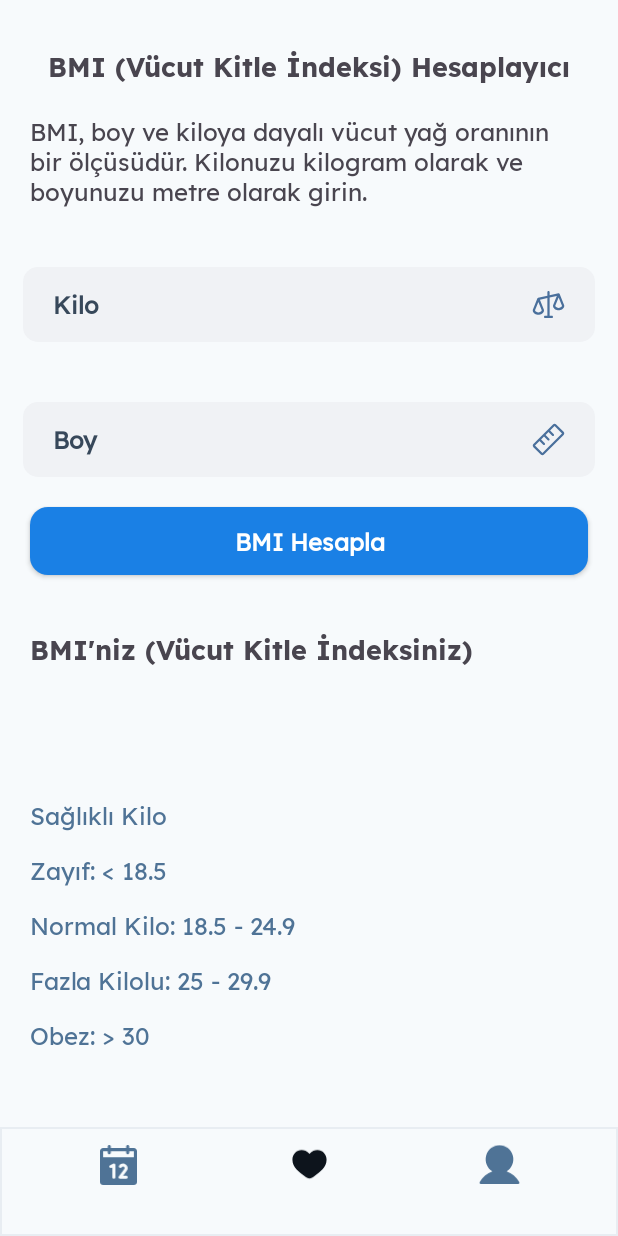
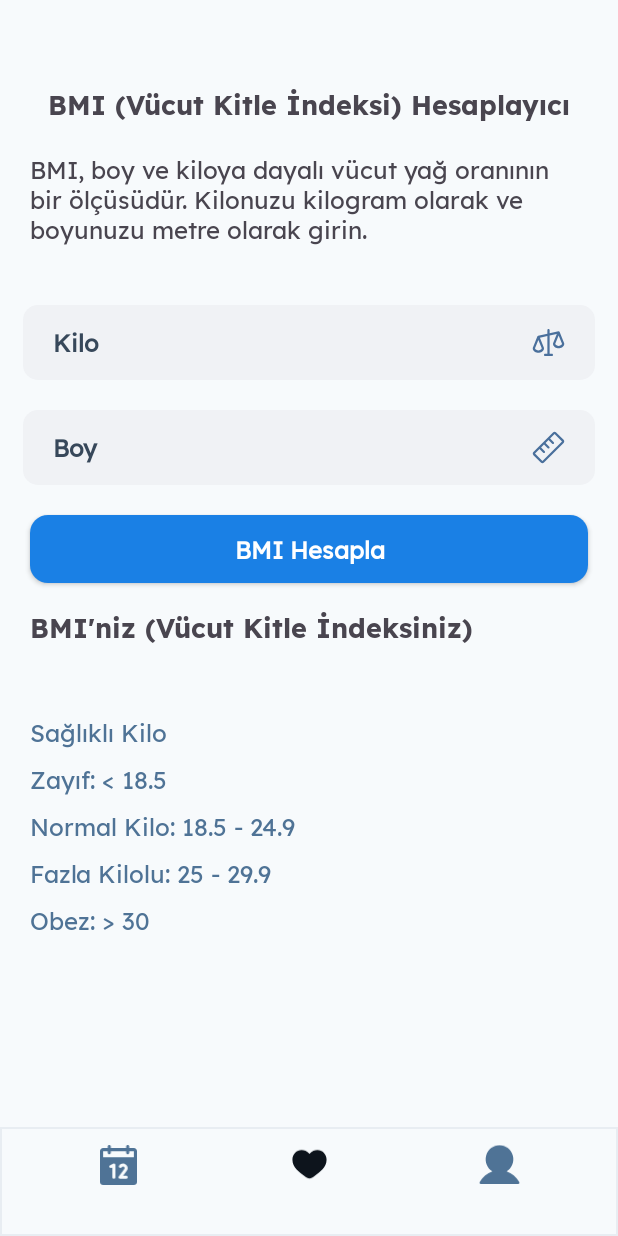
Before and after one commit to batuhanerdem/CumhuriyetSporSalonu, an Android app: the MainActivity screen opened directly, with no data from a screen before it, item 2 of the bottom bar chosen, on a phone screen of 412 x 824 dp. Run offline under Robolectric (Android 15) with nearby library versions, the phone set to English and light mode, and no system bars; our stand-ins replace Dagger/Hilt's generated code, navigation-ui; 2 statements that could not run were skipped.

Commit message:
notification bar + bmi ui fix

```diff
--- a/app/src/main/res/layout/fragment_bmi.xml
+++ b/app/src/main/res/layout/fragment_bmi.xml
@@ -5,6 +5,13 @@
     android:layout_width="match_parent"
     android:layout_height="match_parent"
     tools:context=".ui.main.bmi.BMIFragment">
+
+    <include
+        android:id="@+id/layoutNotificationBar"
+        layout="@layout/layout_top_notification_limit"
+        app:layout_constraintEnd_toEndOf="parent"
+        app:layout_constraintStart_toStartOf="parent"
+        app:layout_constraintTop_toTopOf="parent" />
 
     <TextView
         android:id="@+id/tvTitle"
@@ -16,7 +23,7 @@
         android:textSize="18sp"
         app:layout_constraintEnd_toEndOf="parent"
         app:layout_constraintStart_toStartOf="parent"
-        app:layout_constraintTop_toTopOf="parent" />
+        app:layout_constraintTop_toBottomOf="@id/layoutNotificationBar" />
 
     <TextView
         android:id="@+id/tvInfo"
@@ -55,7 +62,7 @@
         android:layout_width="match_parent"
         android:layout_height="50dp"
         android:layout_marginHorizontal="15dp"
-        android:layout_marginTop="40dp"
+        android:layout_marginTop="20dp"
         android:background="@drawable/bg_gray_edittext"
         android:drawableEnd="@drawable/ic_height"
         android:fontFamily="@font/lexend_regular"
@@ -91,7 +98,7 @@
         android:id="@+id/tvYourBMI"
         android:layout_width="wrap_content"
         android:layout_height="wrap_content"
-        android:layout_marginTop="35dp"
+        android:layout_marginTop="15dp"
         android:fontFamily="@font/lexend_bold"
         android:text="@string/your_bmi"
         android:textSize="18sp"
@@ -101,7 +108,7 @@
 
     <androidx.constraintlayout.widget.ConstraintLayout
         android:layout_width="0dp"
-        android:layout_height="wrap_content"
+        android:layout_height="0dp"
         android:layout_marginTop="20dp"
         app:layout_constraintBottom_toTopOf="@id/guideline"
         app:layout_constraintEnd_toEndOf="@+id/btnCalculateBMI"
@@ -136,20 +143,20 @@
             android:layout_width="wrap_content"
             android:layout_height="wrap_content"
             android:fontFamily="@font/lexend_regular"
-            tools:text="23.4"
             android:textColor="@color/black"
             android:textSize="20sp"
             android:textStyle="bold"
             app:layout_constraintBottom_toBottomOf="@id/tvHealthyBMIString"
             app:layout_constraintEnd_toEndOf="parent"
-            app:layout_constraintTop_toTopOf="@id/tvHealthyBMI" />
+            app:layout_constraintTop_toTopOf="@id/tvHealthyBMI"
+            tools:text="23.4" />
 
 
         <TextView
             android:id="@+id/tvUnderWeight"
             android:layout_width="wrap_content"
             android:layout_height="wrap_content"
-            android:layout_marginTop="15dp"
+            android:layout_marginTop="10dp"
             android:fontFamily="@font/lexend_regular"
             android:text="@string/underweight"
             android:textColor="@color/dark_blue"
@@ -161,7 +168,7 @@
             android:id="@+id/tvNormalWeight"
             android:layout_width="wrap_content"
             android:layout_height="wrap_content"
-            android:layout_marginTop="15dp"
+            android:layout_marginTop="10dp"
             android:fontFamily="@font/lexend_regular"
             android:text="@string/normal_weight"
             android:textColor="@color/dark_blue"
@@ -173,7 +180,7 @@
             android:id="@+id/tvOverWeight"
             android:layout_width="wrap_content"
             android:layout_height="wrap_content"
-            android:layout_marginTop="15dp"
+            android:layout_marginTop="10dp"
             android:fontFamily="@font/lexend_regular"
             android:text="@string/overweight"
             android:textColor="@color/dark_blue"
@@ -185,7 +192,7 @@
             android:id="@+id/tvObese"
             android:layout_width="wrap_content"
             android:layout_height="wrap_content"
-            android:layout_marginTop="15dp"
+            android:layout_marginTop="10dp"
             android:fontFamily="@font/lexend_regular"
             android:text="@string/obese"
             android:textColor="@color/dark_blue"
```
Also changed, not shown: app/src/main/res/layout/fragment_edit_profile.xml (+7 -1 lines), app/src/main/res/layout/fragment_home.xml (+7 -1 lines), app/src/main/res/layout/fragment_not_verified.xml (+7 -1 lines), app/src/main/res/layout/fragment_profile.xml (+7 -1 lines).
